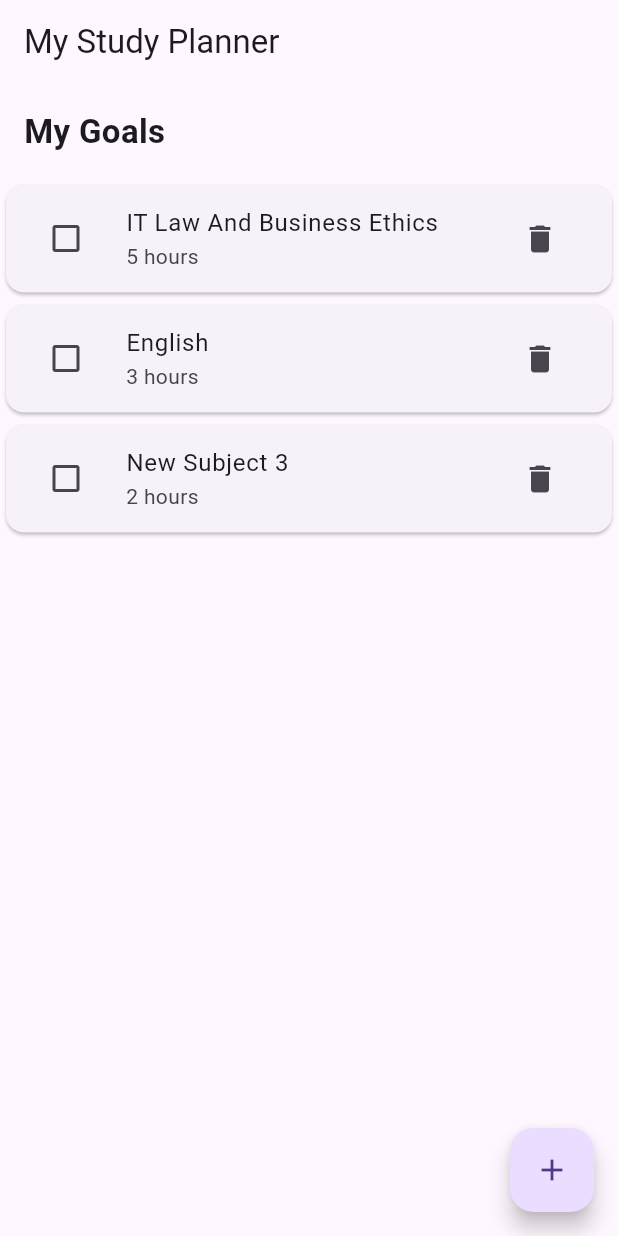
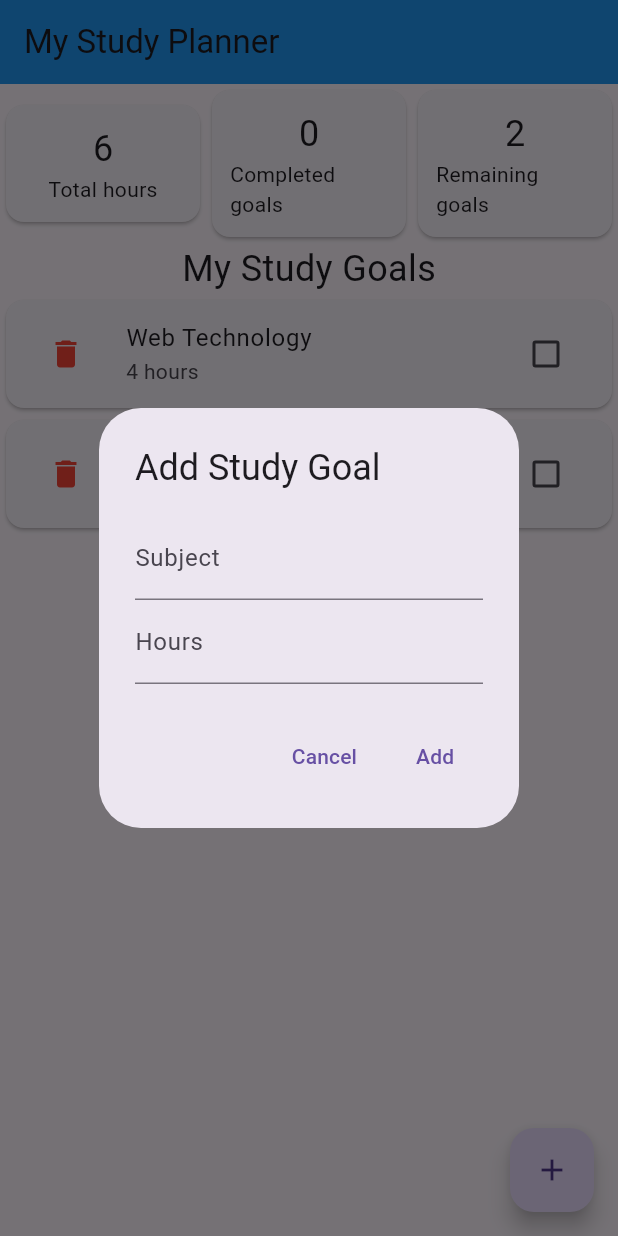
Before and after one commit to mu099180-create/group-19-study-planner, a Flutter app: the screen it shows after launch, after a tap on the "delete" icon, after a tap on the "add" icon, on a phone screen of 412 x 824 dp. Run offline on Flutter 3.47's test engine with Material 3 defaults, Android fonts, the phone set to English and light mode, and no system bars.

Commit message:
Phase 3: statistics and reusable card

```diff
--- a/lib/main.dart
+++ b/lib/main.dart
@@ -4,102 +4,126 @@ void main() {
   runApp(const MyApp());
 }
 
-// STATIC: app root
+//STATIC: Main application
 class MyApp extends StatelessWidget {
   const MyApp({super.key});
 
   @override
   Widget build(BuildContext context) {
-    return const MaterialApp(
+    return MaterialApp(
       debugShowCheckedModeBanner: false,
-      home: StudyPlannerScreen(),
+      title: 'My study Planner',
+      home: StudyPlanner(),
     );
   }
 }
 
-// STATIC: main screen (now stateful so the UI can react to changes)
-class StudyPlannerScreen extends StatefulWidget {
-  const StudyPlannerScreen({super.key});
+// STATIC: reusable statistic card
+class StatCard extends StatelessWidget {
+  final String title;
+  final String value;
+
+  const StatCard({super.key, required this.title, required this.value});
 
   @override
-  State<StudyPlannerScreen> createState() => _StudyPlannerScreenState();
+  Widget build(BuildContext context) {
+    return Card(
+      child: Padding(
+        padding: const EdgeInsets.all(12),
+        child: Column(
+          children: [
+            Text(value, style: const TextStyle(fontSize: 24)),
+            Text(title),
+          ],
+        ),
+      ),
+    );
+  }
 }
 
-class _StudyPlannerScreenState extends State<StudyPlannerScreen> {
-  // LOGIC: goals data, each goal has: subject, hours, done
-  final List<Map<String, dynamic>> goals = [
-    {'subject': 'Web Technology', 'hours': 4, 'done': false},
-    {'subject': 'IT Law And Business Ethics', 'hours': 5, 'done': false},
-    {'subject': 'English', 'hours': 3, 'done': false},
-  ];
-
-  // LOGIC: marks a goal as done or not done
-  void toggleGoal(int index) {
-    setState(() {
-      goals[index]['done'] = !goals[index]['done'];
-    });
+// STATIC: Home screen
+class StudyPlanner extends StatefulWidget {
+  const StudyPlanner({super.key});
+  @override
+  State<StudyPlanner> createState() => _StudyPlannerState();
 }
 
-  // LOGIC: removes a goal from the list
-  void deleteGoal(int index) {
-    setState(() {
-      goals.removeAt(index);
-    });
-  }
-
-  // LOGIC: adds a sample goal (will be replaced by a form in Phase 4)
-  void addSampleGoal() {
-    setState(() {
-      goals.add({
-        'subject': 'New Subject ${goals.length + 1}',
-        'hours': 2,
-        'done': false,
-      });
-    });
-  }
+class _StudyPlannerState extends State<StudyPlanner> {
+  // LOGIC: Study goals
+  List<Map<String, dynamic>> goals = [
+    {'subject': 'Flutter', 'hours': 3, 'done': false},
+    {'subject': 'Web Technology', 'hours': 4, 'done': false},
+    {'subject': 'Software Architecture', 'hours': 2, 'done': false},
+  ];
+  //LOGIC: total hours
+  int get totalHours =>
+      goals.fold(0, (sum, goal) => sum + (goal['hours'] as int));
+  //LOGIC: completed goals count
+  int get completedCount => goals.where((goal) => goal['done'] == true).length;
+  //LOGIC: remaining goals count
+  int get remainingCount => goals.length - completedCount;
 
   @override
   Widget build(BuildContext context) {
     return Scaffold(
-      // STATIC: app bar
-      appBar: AppBar(title: const Text('My Study Planner')),
+      // STATIC: App bar
+      appBar: AppBar(
+        title: const Text('My Study Planner'),
+        backgroundColor: Colors.blue,
+      ),
+      // DYNAMIC: Study goals
       body: Column(
-        crossAxisAlignment: CrossAxisAlignment.start,
         children: [
-          // STATIC: heading
-          const Padding(
-            padding: EdgeInsets.all(16),
-            child: Text(
-              'My Goals',
-              style: TextStyle(fontSize: 22, fontWeight: FontWeight.bold),
+          Row(
+            children: [
+              Expanded(
+                child: StatCard(title: 'Total hours', value: '$totalHours'),
+              ),
+              Expanded(
+                child: StatCard(
+                  title: 'Completed goals',
+                  value: '$completedCount',
                 ),
               ),
-          // STATIC: goals list built from data
               Expanded(
-            child: ListView.builder(
-              // CONNECTION: the UI reads its items from the goals data
+                child: StatCard(
+                  title: 'Remaining goals',
+                  value: '$remainingCount',
+                ),
+              ),
+            ],
+          ),
+          const Text('My Study Goals', style: TextStyle(fontSize: 24)),
+          Expanded(
+            child: goals.isEmpty
+                ? const Center(child: Text('No goals yet. Tap + to add one!'))
+                : ListView.builder(
                     itemCount: goals.length,
                     itemBuilder: (context, index) {
-                final goal = goals[index];
-                final bool isDone = goal['done'];
                       return Card(
-                  child: ListTile(
-                    onTap: () => toggleGoal(index),
-                    leading: Checkbox(
-                      value: isDone,
-                      onChanged: (_) => toggleGoal(index),
-                    ),
+                        child: CheckboxListTile(
                           title: Text(
-                      goal['subject'],
+                            goals[index]['subject'],
                             style: TextStyle(
-                        decoration: isDone ? TextDecoration.lineThrough : null,
-                        color: isDone ? Colors.grey : null,
+                              decoration: goals[index]['done']
+                                  ? TextDecoration.lineThrough
+                                  : TextDecoration.none,
                             ),
                           ),
-                    subtitle: Text('${goal['hours']} hours'),
-                    trailing: IconButton(
-                      icon: const Icon(Icons.delete),
-                      onPressed: () => deleteGoal(index),
+                          subtitle: Text('${goals[index]['hours']} hours'),
+                          value: goals[index]['done'],
+                          onChanged: (value) {
+                            setState(() {
+                              goals[index]['done'] = value!;
+                            });
+                          },
+                          secondary: IconButton(
+                            icon: const Icon(Icons.delete, color: Colors.red),
+                            onPressed: () {
+                              setState(() {
+                                goals.removeAt(index);
+                              });
+                            },
                           ),
                         ),
                       );
@@ -108,10 +132,63 @@ class _StudyPlannerScreenState extends State<StudyPlannerScreen> {
           ),
         ],
       ),
-      // STATIC: floating action button
+      // DYNAMIC: Add button
       floatingActionButton: FloatingActionButton(
-        // CONNECTION: the button calls the logic function
-        onPressed: addSampleGoal,
+        onPressed: () {
+          String subject = '';
+          String studyHours = '';
+
+          showDialog(
+            context: context,
+            builder: (context) {
+              return AlertDialog(
+                title: const Text('Add Study Goal'),
+                content: Column(
+                  mainAxisSize: MainAxisSize.min,
+                  children: [
+                    TextField(
+                      decoration: const InputDecoration(labelText: 'Subject'),
+                      onChanged: (value) {
+                        subject = value;
+                      },
+                    ),
+                    TextField(
+                      decoration: const InputDecoration(labelText: 'Hours'),
+                      keyboardType: TextInputType.number,
+                      onChanged: (value) {
+                        studyHours = value;
+                      },
+                    ),
+                  ],
+                ),
+                actions: [
+                  TextButton(
+                    onPressed: () {
+                      Navigator.pop(context);
+                    },
+                    child: const Text('Cancel'),
+                  ),
+                  TextButton(
+                    onPressed: () {
+                      if (subject.trim().isNotEmpty &&
+                          (int.tryParse(studyHours) ?? 0) > 0) {
+                        setState(() {
+                          goals.add({
+                            'subject': subject.trim(),
+                            'hours': int.parse(studyHours),
+                            'done': false,
+                          });
+                        });
+                        Navigator.pop(context);
+                      }
+                    },
+                    child: const Text('Add'),
+                  ),
+                ],
+              );
+            },
+          );
+        },
         child: const Icon(Icons.add),
       ),
     );
```
Lines whose indentation alone changed are shown as unchanged.
